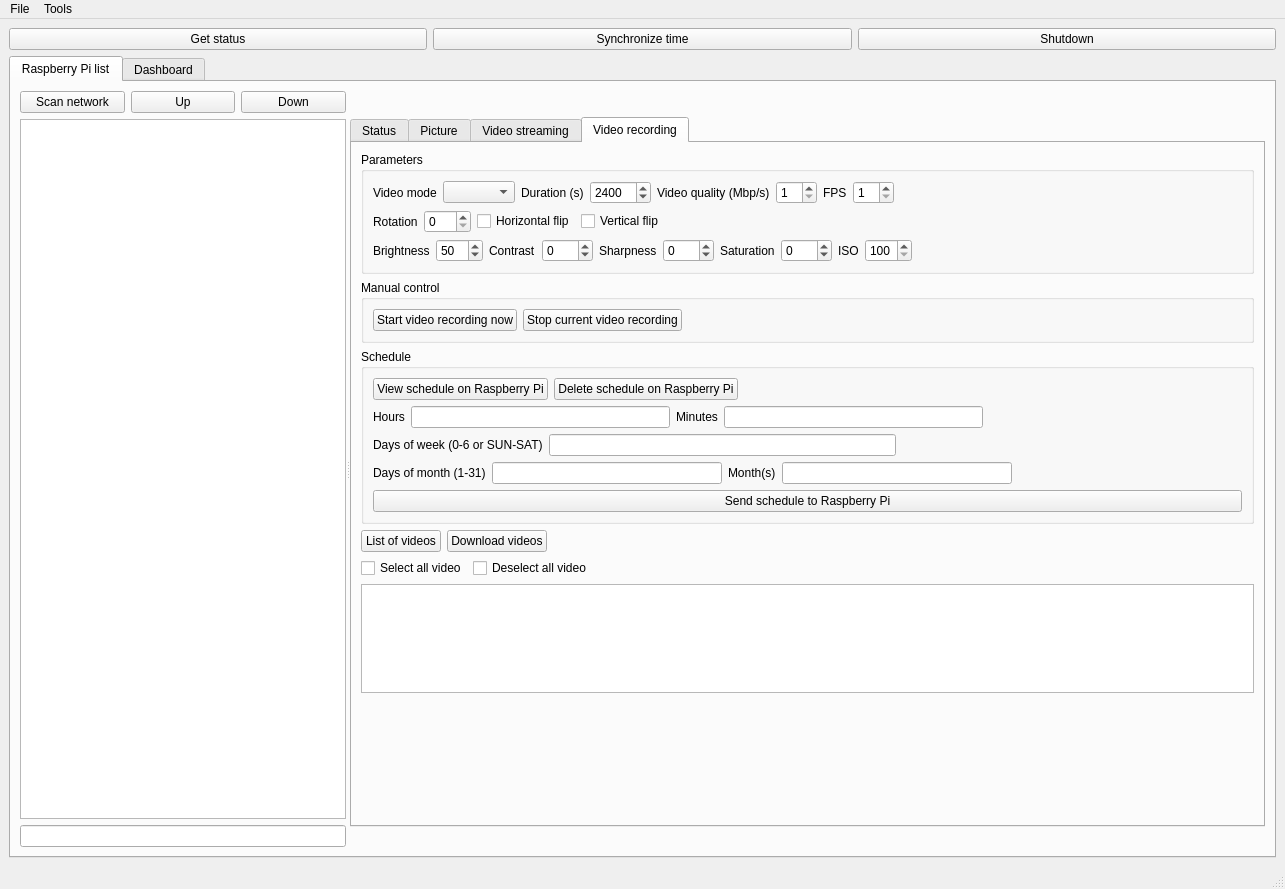
This is src/coordinator/coordinator.ui in olivierfriard/raspberry_video-recording_coordinator as Qt 5 draws it before an edit. The edited form follows.
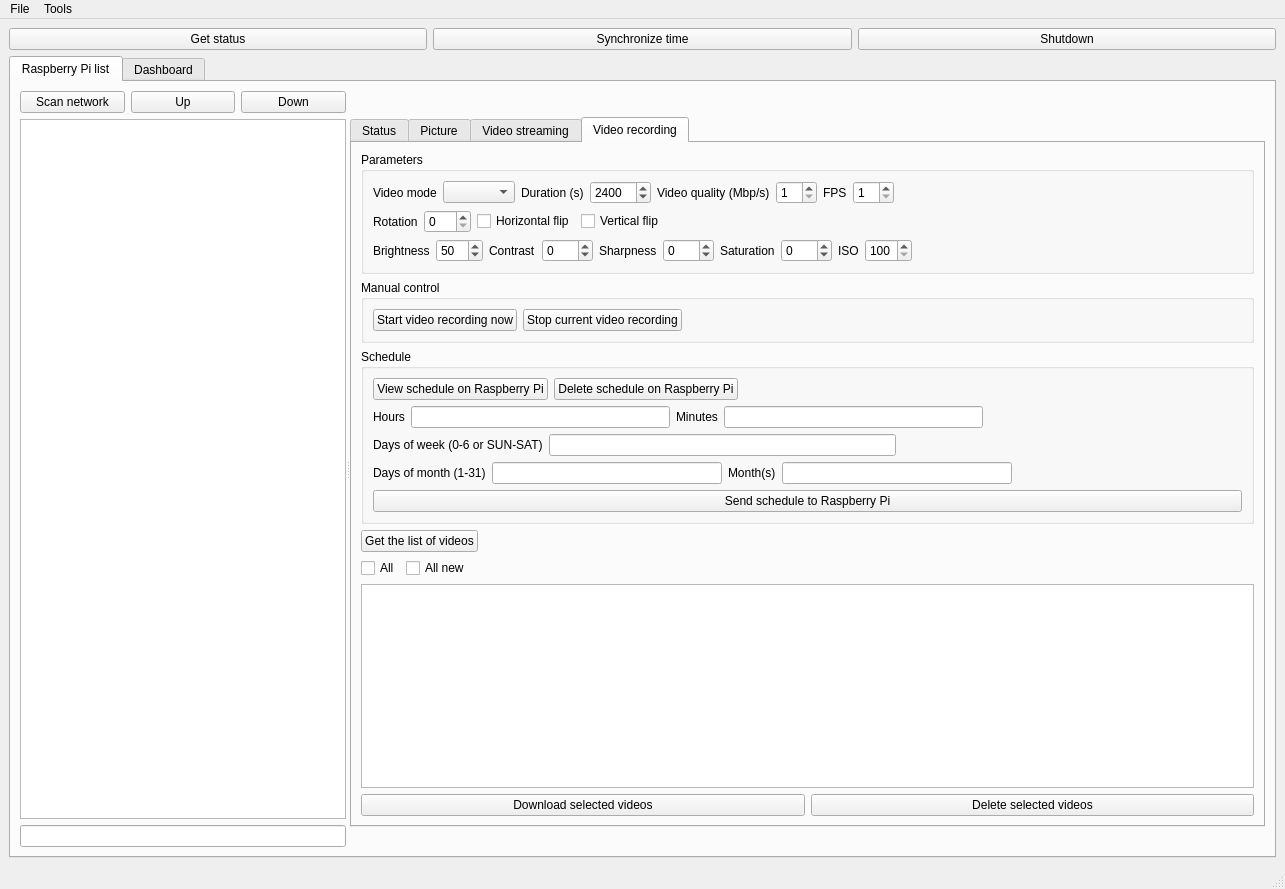
This is the edited form.

The edit to the form file:
```diff
--- a/src/coordinator/coordinator.ui
+++ b/src/coordinator/coordinator.ui
@@ -1126,14 +1126,7 @@
                   <item>
                    <widget class="QPushButton" name="video_list_pb">
                     <property name="text">
-                     <string>List of videos</string>
-                    </property>
-                   </widget>
-                  </item>
-                  <item>
-                   <widget class="QPushButton" name="download_videos_pb">
-                    <property name="text">
-                     <string>Download videos</string>
+                     <string>Get the list of videos</string>
                     </property>
                    </widget>
                   </item>
@@ -1157,14 +1150,14 @@
                   <item>
                    <widget class="QCheckBox" name="select_all_video_cb">
                     <property name="text">
-                     <string>Select all video</string>
+                     <string>All</string>
                     </property>
                    </widget>
                   </item>
                   <item>
                    <widget class="QCheckBox" name="deselect_all_video_cb">
                     <property name="text">
-                     <string>Deselect all video</string>
+                     <string>All new</string>
                     </property>
                    </widget>
                   </item>
@@ -1187,17 +1180,22 @@
                  <widget class="QListWidget" name="video_list_lw"/>
                 </item>
                 <item>
-                 <spacer name="verticalSpacer_2">
-                  <property name="orientation">
-                   <enum>Qt::Vertical</enum>
-                  </property>
-                  <property name="sizeHint" stdset="0">
-                   <size>
-                    <width>17</width>
-                    <height>206</height>
-                   </size>
-                  </property>
-                 </spacer>
+                 <layout class="QHBoxLayout" name="horizontalLayout_24">
+                  <item>
+                   <widget class="QPushButton" name="download_videos_pb">
+                    <property name="text">
+                     <string>Download selected videos</string>
+                    </property>
+                   </widget>
+                  </item>
+                  <item>
+                   <widget class="QPushButton" name="delete_videos_pb">
+                    <property name="text">
+                     <string>Delete selected videos</string>
+                    </property>
+                   </widget>
+                  </item>
+                 </layout>
                 </item>
                </layout>
               </widget>
```
Left out of the diff: 10 changed lines with no effect on the pictures.
